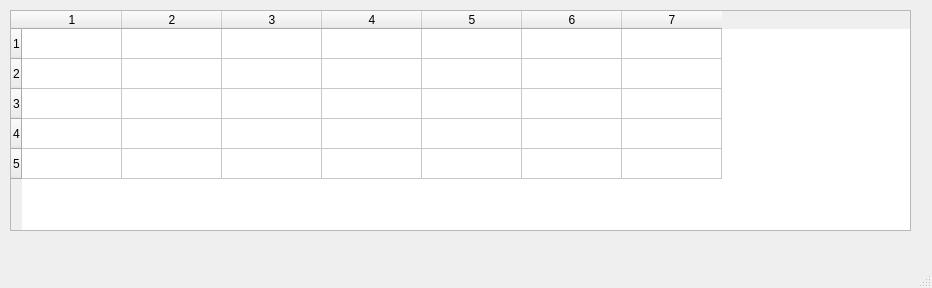
Qt form main.ui (GTEnzo/Git) before a commit.
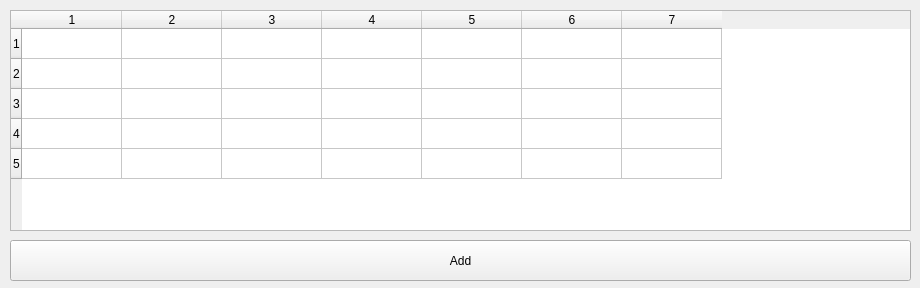
The same form after that commit.

Patch:
```diff
--- a/main.ui
+++ b/main.ui
@@ -6,7 +6,7 @@
    <rect>
     <x>0</x>
     <y>0</y>
-    <width>932</width>
+    <width>920</width>
     <height>288</height>
    </rect>
   </property>
@@ -42,18 +42,20 @@
     <column/>
     <column/>
    </widget>
-  </widget>
-  <widget class="QMenuBar" name="menubar">
+   <widget class="QPushButton" name="addButton">
    <property name="geometry">
     <rect>
-     <x>0</x>
-     <y>0</y>
-     <width>932</width>
-     <height>26</height>
-    </rect>
-   </property>
-  </widget>
-  <widget class="QStatusBar" name="statusbar"/>
+      <x>10</x>
+      <y>240</y>
+      <width>901</width>
+      <height>41</height>
+     </rect>
+    </property>
+    <property name="text">
+     <string>Add</string>
+    </property>
+   </widget>
+  </widget>
  </widget>
  <resources/>
  <connections/>
```
Lines whose indentation alone changed are shown as unchanged.
